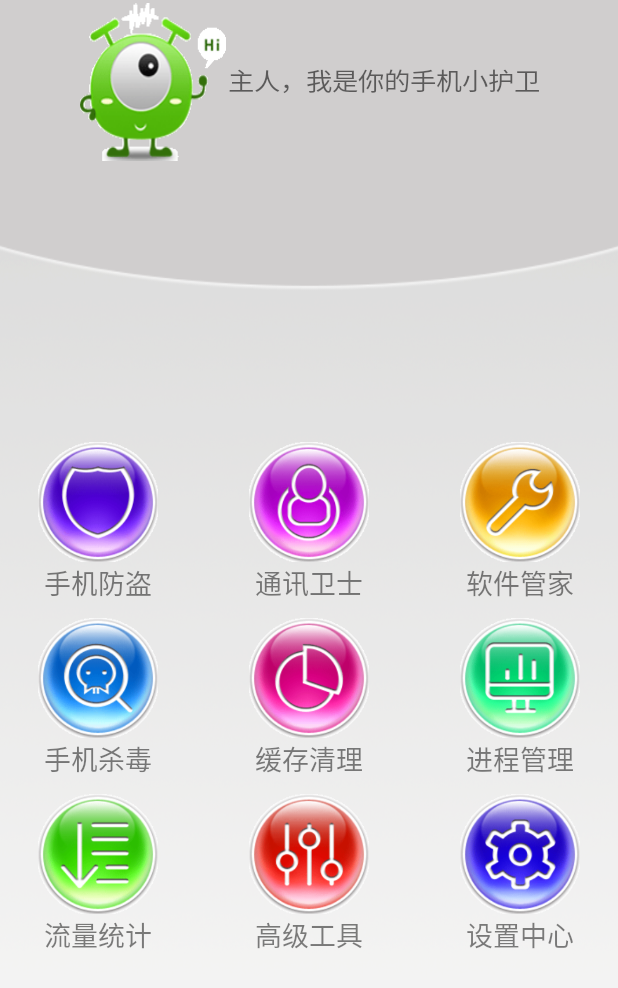
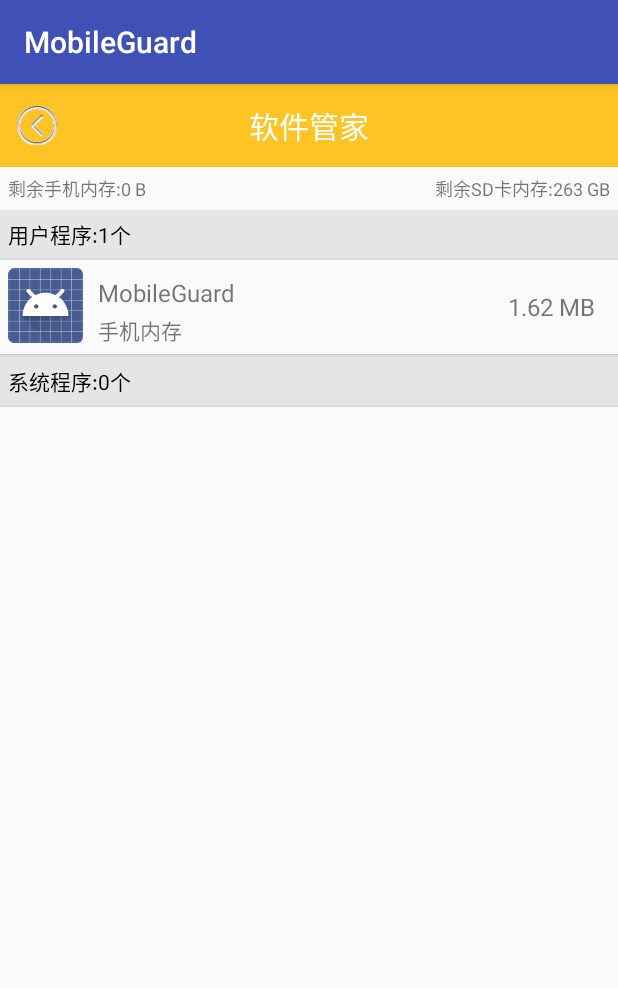
Before and after one commit to wzf383/MobileGuard, an Android app: the screen it shows after launch (HomeActivity before the commit, AppManagerActivity after it), after a tap on "软件管家", on a phone screen of 412 x 824 dp. Shown: the top 988 px of the screen. Run offline under Robolectric (Android 15) with nearby library versions, the phone set to English and light mode, and no system bars.

Commit message:
软件管家除关于

```diff
--- a/app/src/main/java/cn/edu/gdmec/android/mobileguard/m1home/HomeActivity.java
+++ b/app/src/main/java/cn/edu/gdmec/android/mobileguard/m1home/HomeActivity.java
@@ -21,6 +21,7 @@ import cn.edu.gdmec.android.mobileguard.m2theftguard.dialog.SetUpPasswordDialog;
 import cn.edu.gdmec.android.mobileguard.m2theftguard.receiver.MyDeviceAdminReceiver;
 import cn.edu.gdmec.android.mobileguard.m2theftguard.utils.MD5Utils;
 import cn.edu.gdmec.android.mobileguard.m3communicationguard.SecurityPhoneActivity;
+import cn.edu.gdmec.android.mobileguard.m4appmanager.AppManagerActivity;
 
 public class HomeActivity extends AppCompatActivity {
     private GridView gv_home;
@@ -58,6 +59,10 @@ public class HomeActivity extends AppCompatActivity {
                         break;
                     case 1:
                         startActivity(SecurityPhoneActivity.class);
+                        break;
+                    case 2:
+                        startActivity(AppManagerActivity.class);
+                        break;
                 }
             }
         });
--- /dev/null
+++ b/app/src/main/java/cn/edu/gdmec/android/mobileguard/m4appmanager/AppManagerActivity.java
@@ -0,0 +1,193 @@
+package cn.edu.gdmec.android.mobileguard.m4appmanager;
+
+import android.content.BroadcastReceiver;
+import android.content.Context;
+import android.content.Intent;
+import android.content.IntentFilter;
+import android.os.Bundle;
+import android.os.Environment;
+import android.os.Handler;
+import android.os.Message;
+import android.support.v7.app.AppCompatActivity;
+import android.text.format.Formatter;
+import android.view.View;
+import android.view.Window;
+import android.widget.AbsListView;
+import android.widget.AdapterView;
+import android.widget.ImageView;
+import android.widget.ListView;
+import android.widget.TextView;
+
+import java.util.ArrayList;
+import java.util.List;
+
+import cn.edu.gdmec.android.mobileguard.R;
+import cn.edu.gdmec.android.mobileguard.m4appmanager.adapter.AppManagerAdapter;
+import cn.edu.gdmec.android.mobileguard.m4appmanager.entity.AppInfo;
+import cn.edu.gdmec.android.mobileguard.m4appmanager.utils.AppInfoParser;
+
+public class AppManagerActivity extends AppCompatActivity implements View.OnClickListener{
+    private TextView mPhoneMemoryTV;
+    //展示SD卡剩余TV
+    private TextView mSDMemoryTV;
+    private ListView mListView;
+    private List<AppInfo> appInfos;
+    private List<AppInfo> userAppInfos=new ArrayList<AppInfo>();
+    private List<AppInfo> systemAppInfos=new ArrayList<AppInfo>();
+    private AppManagerAdapter adapter;
+    private TextView mAppNumTV;
+    //接收卸载成功广播
+    private UninstallRececiver receciver;
+
+    private Handler mHandler = new Handler(){
+        @Override
+        public void handleMessage(Message msg){
+            switch (msg.what){
+                case 10:
+                    if (adapter==null){
+                        adapter=new AppManagerAdapter(userAppInfos,systemAppInfos,
+                                AppManagerActivity.this);
+
+                    }
+                    mListView.setAdapter(adapter);
+                    adapter.notifyDataSetChanged();
+                    break;
+                case 15:
+                    adapter.notifyDataSetChanged();
+                    break;
+            }
+        }
+    };
+
+    private void initData(){
+        appInfos=new ArrayList<AppInfo>();
+        new Thread(){
+            public void run(){
+                appInfos.clear();
+                userAppInfos.clear();
+                systemAppInfos.clear();
+                appInfos.addAll(AppInfoParser.getAppInfos(AppManagerActivity.this));
+                for (AppInfo appInfo:appInfos){
+                    if (appInfo.isUserApp){
+                        userAppInfos.add(appInfo);
+                    }else {
+                        systemAppInfos.add(appInfo);
+                    }
+                }
+                mHandler.sendEmptyMessage(10);
+            };
+        }.start();
+    }
+    //接收卸载的广播
+    class UninstallRececiver extends BroadcastReceiver {
+
+        @Override
+        public void onReceive(Context context, Intent intent) {
+            initData();
+        }
+    }
+
+    @Override
+    protected void onCreate(Bundle savedInstanceState){
+        super.onCreate(savedInstanceState);
+        requestWindowFeature(Window.FEATURE_NO_TITLE);
+        setContentView(R.layout.activity_app_manager);
+
+        receciver=new UninstallRececiver();
+        IntentFilter intentFilter=new IntentFilter(Intent.ACTION_PACKAGE_REMOVED);
+        intentFilter.addDataScheme("package");
+        registerReceiver(receciver,intentFilter);
+        initView();
+    }
+//初始化
+    public void initView(){
+        findViewById(R.id.rl_titlebar).setBackgroundColor(
+                getResources().getColor(R.color.bright_yellow));
+        ImageView mLeftImgv=(ImageView)findViewById(R.id.imgv_leftbtn);
+        ((TextView)findViewById(R.id.tv_title)).setText("软件管家");
+        mLeftImgv.setOnClickListener(this);
+        mLeftImgv.setImageResource(R.drawable.back);
+        mPhoneMemoryTV=(TextView)findViewById(R.id.tv_phonememory_appmanager);
+        mSDMemoryTV=(TextView)findViewById(R.id.tv_sdmemory_appmanager);
+        mAppNumTV=(TextView)findViewById(R.id.tv_appnumber);
+        mListView=(ListView)findViewById(R.id.lv_appmanager);
+        //剩余内存
+        getMemoryFromPhone();
+        initData();
+        initListener();
+    }
+
+    @Override
+    public void onClick(View view) {
+        switch (view.getId()){
+            case R.id.imgv_leftbtn:
+                finish();
+                break;
+        }
+    }
+
+    private void getMemoryFromPhone(){
+        long avail_sd=Environment.getExternalStorageDirectory().getFreeSpace();
+        long avail_rom=Environment.getDataDirectory().getFreeSpace();
+        //格式化内存
+        String str_avail_sd= Formatter.formatFileSize(this, avail_sd);
+        String str_avail_rom= Formatter.formatFileSize(this, avail_rom);
+        mPhoneMemoryTV.setText("剩余手机内存:"+str_avail_rom);
+        mSDMemoryTV.setText("剩余SD卡内存:"+str_avail_sd);
+    }
+
+    private void initListener(){
+        mListView.setOnItemClickListener(new AdapterView.OnItemClickListener() {
+            @Override
+            public void onItemClick(AdapterView<?> adapterView, View view,final int i, long l) {
+                if (adapter!=null){
+                    new Thread(){
+                        public void run(){
+                            AppInfo mappInfo=(AppInfo)adapter.getItem(i);
+                            boolean flag=mappInfo.isSelected;
+                            //条目未选中状态
+                            for (AppInfo appInfo:userAppInfos){
+                                appInfo.isSelected=false;
+                            }
+                            for (AppInfo appInfo:systemAppInfos){
+                                appInfo.isSelected=false;
+                            }
+                            if (mappInfo!=null){
+                                if(flag){
+                                    mappInfo.isSelected=false;
+                                }else {
+                                    mappInfo.isSelected=true;
+                                }
+                                mHandler.sendEmptyMessage(15);
+                            }
+                        };
+                    }.start();
+                }
+            }
+        });
+
+        mListView.setOnScrollListener(new AbsListView.OnScrollListener() {
+            @Override
+            public void onScrollStateChanged(AbsListView absListView, int i) {
+
+            }
+
+            @Override
+            public void onScroll(AbsListView absListView, int i, int i1, int i2) {
+                if (i>=userAppInfos.size()+1){
+                    mAppNumTV.setText("系统程序:"+systemAppInfos.size()+"个");
+                }else {
+                    mAppNumTV.setText("用户程序:"+userAppInfos.size()+"个");
+                }
+            }
+        });
+    }
+
+    @Override
+    protected void onDestroy(){
+        unregisterReceiver(receciver);
+        receciver=null;
+        super.onDestroy();
+    }
+
+}
--- /dev/null
+++ b/app/src/main/java/cn/edu/gdmec/android/mobileguard/m4appmanager/adapter/AppManagerAdapter.java
@@ -0,0 +1,173 @@
+package cn.edu.gdmec.android.mobileguard.m4appmanager.adapter;
+
+import android.content.Context;
+import android.support.v4.content.ContextCompat;
+import android.text.format.Formatter;
+import android.view.View;
+import android.view.ViewGroup;
+import android.widget.BaseAdapter;
+import android.widget.ImageView;
+import android.widget.LinearLayout;
+import android.widget.TextView;
+import android.widget.Toast;
+
+import java.util.List;
+
+import cn.edu.gdmec.android.mobileguard.R;
+import cn.edu.gdmec.android.mobileguard.m4appmanager.entity.AppInfo;
+import cn.edu.gdmec.android.mobileguard.m4appmanager.utils.DensityUtil;
+import cn.edu.gdmec.android.mobileguard.m4appmanager.utils.EngineUtils;
+
+/**
+ * Created by Administrator on 2017/11/9 0009.
+ */
+
+public class AppManagerAdapter extends BaseAdapter {
+    private List<AppInfo> UserAppInfos;
+    private List<AppInfo> SystemAppInfos;
+    private Context context;
+
+    public AppManagerAdapter(List<AppInfo> userAppInfos,List<AppInfo> systemAppInfos,Context context){
+        super();
+        UserAppInfos=userAppInfos;
+        SystemAppInfos=systemAppInfos;
+        this.context=context;
+    }
+
+    @Override
+    public int getCount() {
+        //+2用于2个条目显示进程
+        return UserAppInfos.size()+SystemAppInfos.size()+2;
+    }
+
+    @Override
+    public Object getItem(int i) {
+        if (i==0){
+            //第0显示用户程序个数的标签
+            return null;
+        }else if (i==(UserAppInfos.size()+1)){
+            return null;
+        }
+        AppInfo appInfo;
+        if (i<(UserAppInfos.size()+1)){
+            appInfo=UserAppInfos.get(i-1);
+        }else{
+            int location=i-UserAppInfos.size()-2;
+            appInfo=SystemAppInfos.get(location);
+        }
+        return appInfo;
+    }
+
+    @Override
+    public long getItemId(int i) {
+        return 0;
+    }
+
+    @Override
+    public View getView(int i, View view, ViewGroup viewGroup) {
+        if (i==0){
+            TextView tv=getTextView();
+            tv.setText("用户程序:"+UserAppInfos.size()+"个");
+            return tv;
+        }else if (i==(UserAppInfos.size()+1)){
+            TextView tv=getTextView();
+            tv.setText("系统程序:"+SystemAppInfos.size()+"个");
+            return tv;
+        }
+
+        AppInfo appInfo;
+        if (i<(UserAppInfos.size()+1)){
+            appInfo=UserAppInfos.get(i-1);
+        }else {
+            appInfo=SystemAppInfos.get(i-UserAppInfos.size()-2);
+        }
+        ViewHolder viewHolder=null;
+        if (view!=null&view instanceof LinearLayout){
+            viewHolder=(ViewHolder) view.getTag();
+        }else {
+            viewHolder=new ViewHolder();
+            view =View.inflate(context,R.layout.item_appmanager_list,null);
+            viewHolder.mAppIconImgv=(ImageView)view.findViewById(R.id.imagv_appicon);
+            viewHolder.mAppLocationTV=(TextView) view.findViewById(R.id.tv_appisroom);
+            viewHolder.mAppSizeTV=(TextView)view.findViewById(R.id.tv_appsize);
+            viewHolder.mAppNameTV=(TextView)view.findViewById(R.id.tv_appname);
+            viewHolder.mLuanchAppTV=(TextView)view.findViewById(R.id.tv_launch_app);
+            viewHolder.mSettingAppTV=(TextView)view.findViewById(R.id.tv_setting_app);
+            viewHolder.mShareAppTV=(TextView)view.findViewById(R.id.tv_share_app);
+            viewHolder.mUninstallTV=(TextView)view.findViewById(R.id.tv_uninstall_app);
+            viewHolder.mAppOptionLL=(LinearLayout) view.findViewById(R.id.ll_option_app);
+            view.setTag(viewHolder);
+        }
+        if (appInfo!=null){
+            viewHolder.mAppLocationTV.setText(appInfo.getAppLocation(appInfo.isInRoom));
+            viewHolder.mAppIconImgv.setImageDrawable(appInfo.icon);
+            viewHolder.mAppSizeTV.setText(Formatter.formatFileSize(context,appInfo.appSize));
+            viewHolder.mAppNameTV.setText(appInfo.appName);
+            if (appInfo.isSelected){
+                viewHolder.mAppOptionLL.setVisibility(View.VISIBLE);
+            }else {
+                viewHolder.mAppOptionLL.setVisibility(View.GONE);
+            }
+        }
+        MYClickListener listener=new MYClickListener(appInfo);
+        viewHolder.mLuanchAppTV.setOnClickListener(listener);
+        viewHolder.mSettingAppTV.setOnClickListener(listener);
+        viewHolder.mShareAppTV.setOnClickListener(listener);
+        viewHolder.mUninstallTV.setOnClickListener(listener);
+        return view;
+    }
+
+    private TextView getTextView() {
+        TextView tv=new TextView(context);
+        tv.setBackgroundColor(ContextCompat.getColor(context,R.color.graye5));
+        tv.setPadding(DensityUtil.dip2px(context, 5),
+                DensityUtil.dip2px(context, 5),
+                DensityUtil.dip2px(context, 5),
+                DensityUtil.dip2px(context, 5));
+        tv.setTextColor(ContextCompat.getColor(context,R.color.black));
+        return tv;
+    }
+    static class ViewHolder{
+        TextView mLuanchAppTV;
+        TextView mUninstallTV;
+        TextView mShareAppTV;
+        TextView mSettingAppTV;
+        ImageView mAppIconImgv;
+        TextView mAppLocationTV;
+        TextView mAppSizeTV;
+        TextView mAppNameTV;
+
+        LinearLayout mAppOptionLL;
+
+    }
+
+    class MYClickListener implements View.OnClickListener{
+        private AppInfo appInfo;
+
+        public MYClickListener(AppInfo appInfo){
+            super();
+            this.appInfo=appInfo;
+        }
+        @Override
+        public void onClick(View v) {
+            switch (v.getId()){
+                case R.id.tv_launch_app:
+                    EngineUtils.startApplication(context,appInfo);
+                    break;
+                case R.id.tv_share_app:
+                    EngineUtils.shareApplication(context,appInfo);
+                    break;
+                case R.id.tv_setting_app:
+                    EngineUtils.SettingAppDetail(context,appInfo);
+                    break;
+                case R.id.tv_uninstall_app:
+                    if (appInfo.packageName.equals(context.getPackageName())){
+                        Toast.makeText(context,"您没有权限卸载此应用!",Toast.LENGTH_SHORT).show();
+                        return;
+                    }
+                    EngineUtils.uninstallApplication(context,appInfo);
+                    break;
+            }
+        }
+    }
+}
--- /dev/null
+++ b/app/src/main/java/cn/edu/gdmec/android/mobileguard/m4appmanager/entity/AppInfo.java
@@ -0,0 +1,30 @@
+package cn.edu.gdmec.android.mobileguard.m4appmanager.entity;
+
+import android.graphics.drawable.Drawable;
+
+/**
+ * Created by Administrator on 2017/11/9 0009.
+ */
+
+public class AppInfo {
+    //程序包名
+    public String packageName;
+    //应用程序图标
+    public Drawable icon;
+    public String appName;
+    public String apkPath;
+    public long appSize;
+    public boolean isInRoom;
+    public boolean isUserApp;
+    public boolean isSelected=false;
+    //拿到app位置字符串
+    public String getAppLocation(boolean isInRoom){
+        if (isInRoom){
+            return "手机内存";
+        }else {
+            return "外部存储";
+        }
+
+    }
+
+}
--- /dev/null
+++ b/app/src/main/java/cn/edu/gdmec/android/mobileguard/m4appmanager/utils/AppInfoParser.java
@@ -0,0 +1,58 @@
+package cn.edu.gdmec.android.mobileguard.m4appmanager.utils;
+
+import android.content.Context;
+import android.content.pm.ApplicationInfo;
+import android.content.pm.PackageInfo;
+import android.content.pm.PackageManager;
+import android.graphics.drawable.Drawable;
+
+import java.io.File;
+import java.util.ArrayList;
+import java.util.List;
+
+import cn.edu.gdmec.android.mobileguard.m4appmanager.entity.AppInfo;
+
+/**
+ * Created by Administrator on 2017/11/9 0009.
+ */
+
+public class AppInfoParser {
+    //获得手机所有应用程序
+    //@param context 上下文
+    public static List<AppInfo> getAppInfos(Context context){
+        //获包管理
+        PackageManager pm=context.getPackageManager();
+        List<PackageInfo> packInfos=pm.getInstalledPackages(0);
+        List<AppInfo> appinfos=new ArrayList<AppInfo>();
+        for (PackageInfo packInfo:packInfos){
+            AppInfo appinfo=new AppInfo();
+            String packname=packInfo.packageName;
+            appinfo.packageName=packname;
+            Drawable icon=packInfo.applicationInfo.loadIcon(pm);
+            appinfo.icon=icon;
+            String appname=packInfo.applicationInfo.loadLabel(pm).toString();
+            appinfo.appName=appname;
+            //apk路径
+            String apkpath=packInfo.applicationInfo.sourceDir;
+            appinfo.apkPath=apkpath;
+            File file=new File(apkpath);
+            long appSize=file.length();
+            appinfo.appSize=appSize;
+            //应用安装的位置
+            int flags=packInfo.applicationInfo.flags;//二进制映射
+            if ((ApplicationInfo.FLAG_EXTERNAL_STORAGE & flags)!=0){
+                appinfo.isInRoom=false;
+            }else {
+                appinfo.isInRoom=true;
+            }
+            if ((ApplicationInfo.FLAG_SYSTEM & flags)!=0){
+                appinfo.isUserApp=false;
+            }else {
+                appinfo.isUserApp=true;
+            }
+            appinfos.add(appinfo);
+            appinfo=null;
+        }
+        return appinfos;
+    }
+}
--- /dev/null
+++ b/app/src/main/res/layout/activity_app_manager.xml
@@ -0,0 +1,39 @@
+<?xml version="1.0" encoding="utf-8"?>
+<LinearLayout xmlns:android="http://schemas.android.com/apk/res/android"
+    android:layout_width="match_parent"
+    android:layout_height="match_parent"
+    android:orientation="vertical">
+    <include layout="@layout/titlebar" />
+    <RelativeLayout
+        android:layout_width="match_parent"
+        android:layout_height="wrap_content"
+        android:layout_margin="5dp"
+        >
+        <TextView
+            android:id="@+id/tv_phonememory_appmanager"
+            style="@style/textview12sp"
+            android:layout_alignParentLeft="true"
+            />
+        <TextView
+            android:id="@+id/tv_sdmemory_appmanager"
+            style="@style/textview12sp"
+            android:layout_alignParentRight="true"
+            />
+    </RelativeLayout>
+    <FrameLayout
+        android:layout_width="match_parent"
+        android:layout_height="match_parent">
+        <ListView
+            android:id="@+id/lv_appmanager"
+            android:layout_width="match_parent"
+            android:layout_height="match_parent"
+            android:listSelector="@color/transperent"/>
+        <TextView
+            android:id="@+id/tv_appnumber"
+            android:layout_width="match_parent"
+            android:layout_height="wrap_content"
+            android:padding="5dp"
+            android:textColor="@color/black"
+            android:background="@color/graye5"/>
+    </FrameLayout>
+</LinearLayout>
--- a/app/src/main/res/layout/item_appmanager_list.xml
+++ b/app/src/main/res/layout/item_appmanager_list.xml
@@ -33,9 +33,10 @@
     </RelativeLayout>
     <View
         android:layout_width="match_parent"
-        android:layout_height="1dp"
+        android:layout_height="1px"
         android:background="@color/black30"/>
     <LinearLayout
+        android:id="@+id/ll_option_app"
         android:layout_width="match_parent"
         android:layout_height="wrap_content"
         android:orientation="horizontal"
--- a/app/src/main/res/values/strings.xml
+++ b/app/src/main/res/values/strings.xml
@@ -1,3 +1,4 @@
 <resources>
     <string name="app_name">MobileGuard</string>
+    <string name="title_activity_app_manager">AppManagerActivity</string>
 </resources>
```
Also changed, not shown: app/src/main/AndroidManifest.xml (+10 -7 lines), app/src/main/java/cn/edu/gdmec/android/mobileguard/m4appmanager/utils/DensityUtil.java (added, +30 -0 lines), app/src/main/java/cn/edu/gdmec/android/mobileguard/m4appmanager/utils/EngineUtils.java (added, +56 -0 lines), app/src/main/res/values/styles.xml (+12 -2 lines).
